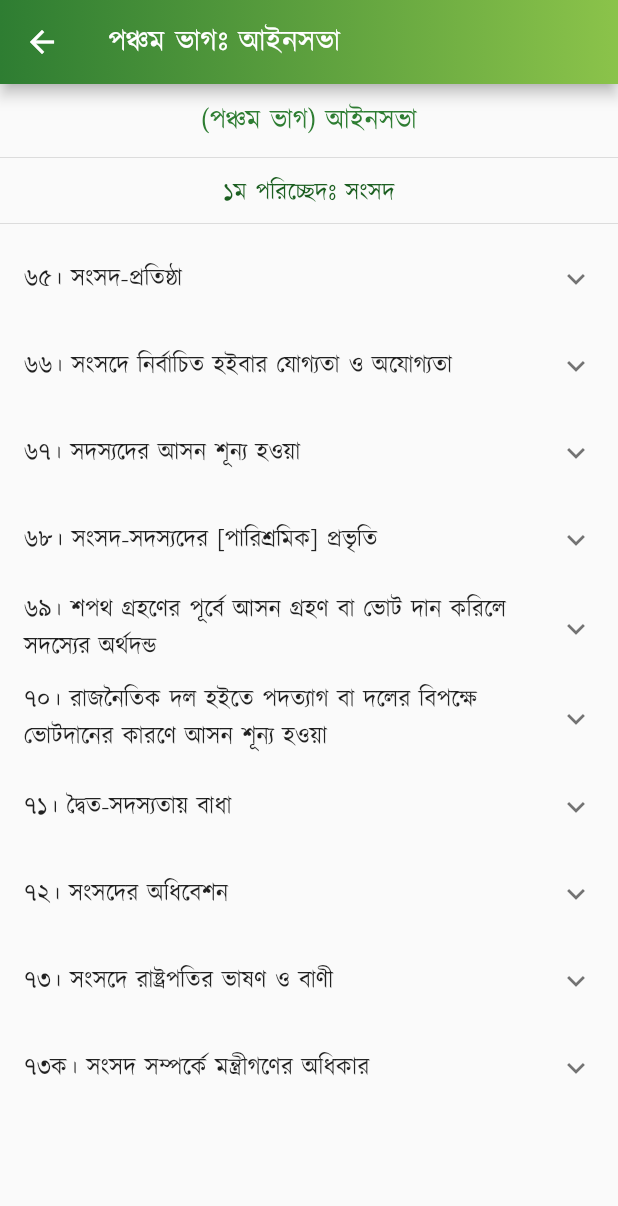
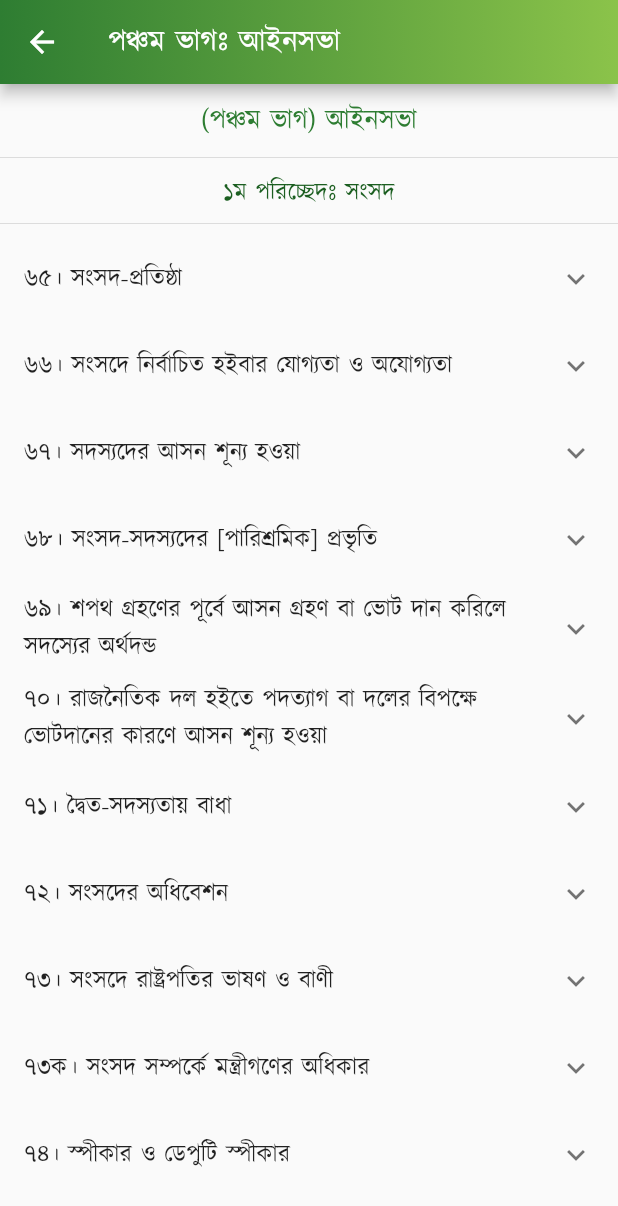
Before and after one commit to Azimul-Haque/flutter-onesignal, a Flutter app: the PartFive screen opened directly, on a phone screen of 412 x 824 dp. Shown: the top 1206 px of the screen. Run offline on Flutter 3.47's test engine with Material 2 defaults, Android fonts, the phone set to English and light mode, and no system bars; our stand-ins replace fluttertoast, package_info_plus, percent_indicator, shared_preferences, sqflite; missing offline and left inert: blinking_text, flutter_share, onesignal_flutter, slide_popup_dialog; accounts and stored records are empty; network calls fail.

Commit message:
Commit Sun 03/27/2022 23:36:31.19 30889

```diff
--- a/lib/pages/constitution/part5.dart
+++ b/lib/pages/constitution/part5.dart
@@ -229,7 +229,22 @@ class PartFive extends StatelessWidget {
               )),
               ListTile(
                   title: SelectableText(
-                '(৩) রাষ্ট্রপতি কর্তৃক প্রদত্ত ভাষণ শ্রবণ বা প্রেরিত বাণী প্রাপ্তির পর সংসদ উক্ত ভাষণ বা বাণী সম্পর্কে আলোচনা করিবেন।',
+                '(২) এই অনুচ্ছেদে "মন্ত্রী" বলিতে প্রধানমন্ত্রী, প্রতিমন্ত্রী ও উপ-মন্ত্রী অন্তর্ভুক্ত।',
+                textAlign: TextAlign.justify,
+              )),
+            ],
+          ),
+          ExpansionTile(
+            title: Text('৭৪। স্পীকার ও ডেপুটি স্পীকার'),
+            children: <Widget>[
+              ListTile(
+                  title: SelectableText(
+                '৭৩ক। (১) প্রত্যেক মন্ত্রী সংসদে বক্তৃতা করিতে এবং অন্যভাবে ইহার কার্যাবলীতে অংশগ্রহণ করিতে অধিকারী হইবেন, তবে যদি তিনি সংসদ-সদস্য না হন, তাহা হইলে তিনি ভোটদান করিতে পারিবেন না 2[এবং তিনি কেবল তাঁহার মন্ত্রণালয় সম্পর্কিত বিষয় সম্পর্কে বক্তব্য রাখিতে পারিবেন।',
+                textAlign: TextAlign.justify,
+              )),
+              ListTile(
+                  title: SelectableText(
+                '(২) এই অনুচ্ছেদে "মন্ত্রী" বলিতে প্রধানমন্ত্রী, প্রতিমন্ত্রী ও উপ-মন্ত্রী অন্তর্ভুক্ত।',
                 textAlign: TextAlign.justify,
               )),
             ],
@@ -238,7 +253,7 @@ class PartFive extends StatelessWidget {
             padding: EdgeInsets.all(15),
             child: Column(children: <Widget>[
               Text(
-                "\n\n \n\n \n\n \n\n \n\n৭৪। স্পীকার ও ডেপুটি স্পীকার \n\n৭৫। কার্যপ্রণালী-বিধি, কোরাম প্রভৃতি \n\n৭৬। সংসদের স্থায়ী কমিটিসমূহ \n\n৭৭। ন্যায়পাল \n\n৭৮। সংসদ ও সদস্যদের বিশেষ অধিকার ও দায়মুক্তি \n\n৭৯। সংসদ-সচিবালয় \n\n\n২য় পরিচ্ছেদঃ আইন প্রনয়ন ও অর্থসংক্রান্ত পদ্ধতি \n\n৮০। আইন প্রণয়ন পদ্ধতি \n\n৮১। অর্থবিল \n\n৮২। আর্থিক ব্যবস্থাবলীর সুপারিশ \n\n৮৩। সংসদের আইন ব্যতীত করারোপে বাধা \n\n৮৪। সংযুক্ত তহবিল ও প্রজাতন্ত্রের সরকারী হিসাব \n\n৮৫। সরকারী অর্থের নিয়ন্ত্রণ \n\n৮৬। প্রজাতন্ত্রের সরকারী হিসাবে প্রদেয় অর্থ \n\n৮৭। বার্ষিক আর্থিক বিবৃতি \n\n৮৮। সংযুক্ত তহবিলের উপর দায় \n\n৮৯। বার্ষিক আর্থিক বিবৃতি সম্পর্কিত পদ্ধতি \n\n৯০। নির্দিষ্টকরণ আইন \n\n৯১। সম্পূরক ও অতিরিক্ত মঞ্জুরী \n\n৯২। হিসাব, ঋণ প্রভৃতির উপর ভোট \n\n৯২ক। [বিলুপ্ত] \n\n\n৩য় পরিচ্ছেদঃ অধ্যাদেশপ্রণয়ন-ক্ষমতা \n\n৯৩। অধ্যাদেশপ্রণয়ন-ক্ষমতা",
+                "\n\n \n\n \n\n \n\n \n\n \n\n৭৫। কার্যপ্রণালী-বিধি, কোরাম প্রভৃতি \n\n৭৬। সংসদের স্থায়ী কমিটিসমূহ \n\n৭৭। ন্যায়পাল \n\n৭৮। সংসদ ও সদস্যদের বিশেষ অধিকার ও দায়মুক্তি \n\n৭৯। সংসদ-সচিবালয় \n\n\n২য় পরিচ্ছেদঃ আইন প্রনয়ন ও অর্থসংক্রান্ত পদ্ধতি \n\n৮০। আইন প্রণয়ন পদ্ধতি \n\n৮১। অর্থবিল \n\n৮২। আর্থিক ব্যবস্থাবলীর সুপারিশ \n\n৮৩। সংসদের আইন ব্যতীত করারোপে বাধা \n\n৮৪। সংযুক্ত তহবিল ও প্রজাতন্ত্রের সরকারী হিসাব \n\n৮৫। সরকারী অর্থের নিয়ন্ত্রণ \n\n৮৬। প্রজাতন্ত্রের সরকারী হিসাবে প্রদেয় অর্থ \n\n৮৭। বার্ষিক আর্থিক বিবৃতি \n\n৮৮। সংযুক্ত তহবিলের উপর দায় \n\n৮৯। বার্ষিক আর্থিক বিবৃতি সম্পর্কিত পদ্ধতি \n\n৯০। নির্দিষ্টকরণ আইন \n\n৯১। সম্পূরক ও অতিরিক্ত মঞ্জুরী \n\n৯২। হিসাব, ঋণ প্রভৃতির উপর ভোট \n\n৯২ক। [বিলুপ্ত] \n\n\n৩য় পরিচ্ছেদঃ অধ্যাদেশপ্রণয়ন-ক্ষমতা \n\n৯৩। অধ্যাদেশপ্রণয়ন-ক্ষমতা",
                 style:
                     TextStyle(color: Colors.black87, fontSize: 15, height: 1.5),
                 textAlign: TextAlign.justify,
```
